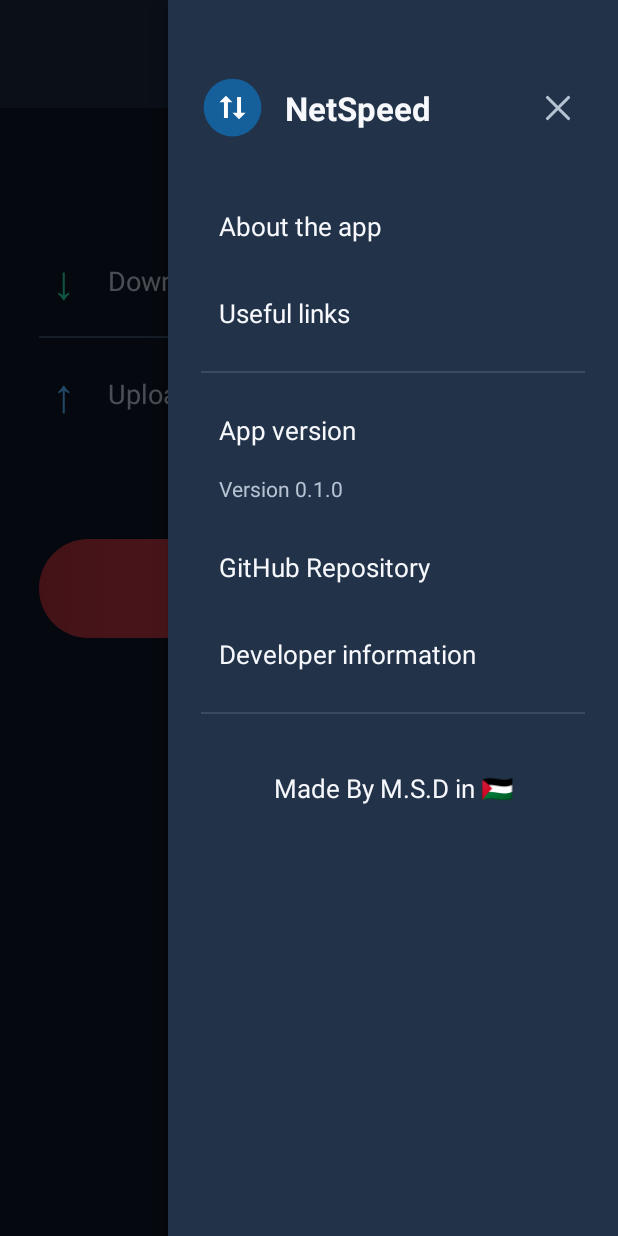
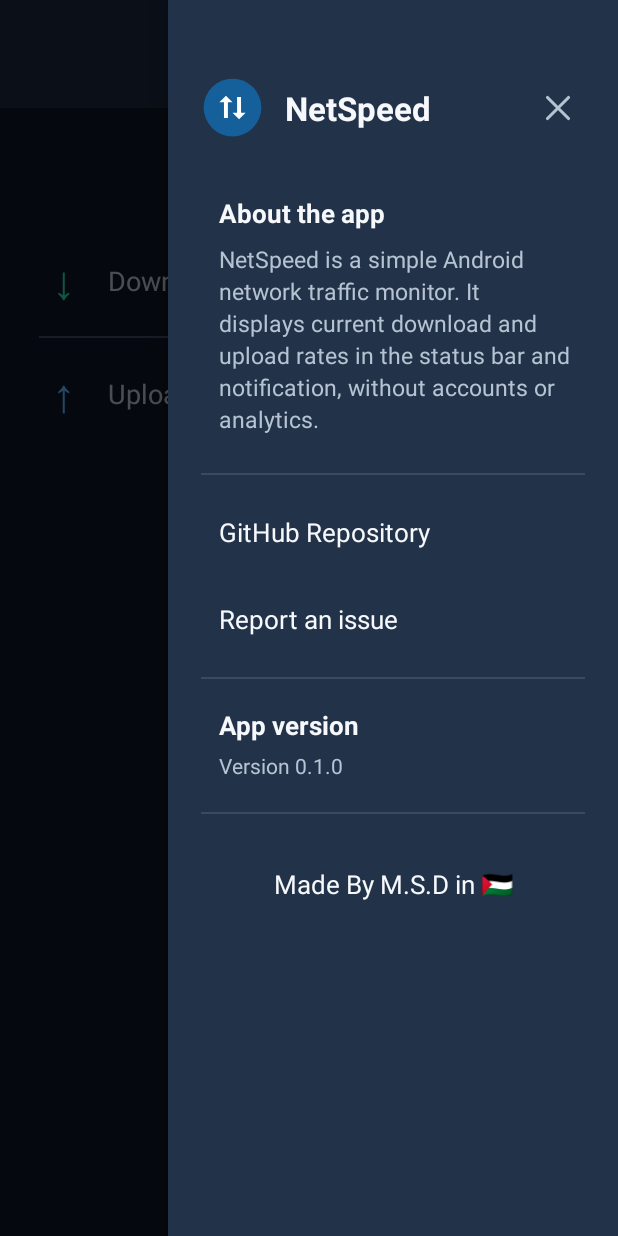
Before and after one commit to Mohammad-Dawoud/NetSpeed, an Android app: the screen it shows after launch (MainActivity), after a tap on "Open menu", on a phone screen of 412 x 824 dp. Run offline under Robolectric (Android 15) with nearby library versions, the phone set to English and light mode, and no system bars.

Commit message:
refine: circular lower power button and simplified about drawer

```diff
--- a/app/src/main/java/com/netspeed/app/MainActivity.kt
+++ b/app/src/main/java/com/netspeed/app/MainActivity.kt
@@ -12,8 +12,6 @@ import android.os.Handler
 import android.os.IBinder
 import android.os.Looper
 import android.view.View
-import android.widget.ImageView
-import android.widget.LinearLayout
 import android.widget.TextView
 
 /**
@@ -29,8 +27,7 @@ class MainActivity : Activity() {
 
     private lateinit var downloadValue: TextView
     private lateinit var uploadValue: TextView
-    private lateinit var powerButton: LinearLayout
-    private lateinit var powerLabel: TextView
+    private lateinit var powerButton: View
     private lateinit var drawerOverlay: View
 
     private val refresh = object : Runnable {
@@ -60,7 +57,6 @@ class MainActivity : Activity() {
         downloadValue = requireViewById(R.id.download_value)
         uploadValue = requireViewById(R.id.upload_value)
         powerButton = requireViewById(R.id.power_button)
-        powerLabel = requireViewById(R.id.power_label)
         drawerOverlay = requireViewById(R.id.drawer_overlay)
 
         powerButton.setOnClickListener { toggleMonitoring() }
@@ -68,37 +64,8 @@ class MainActivity : Activity() {
         requireViewById<View>(R.id.drawer_scrim).setOnClickListener { closeDrawer() }
         requireViewById<View>(R.id.drawer_close).setOnClickListener { closeDrawer() }
 
-        requireViewById<View>(R.id.nav_about).setOnClickListener {
-            showInfo(getString(R.string.about_title), getString(R.string.about_body))
-        }
-        requireViewById<View>(R.id.nav_links).setOnClickListener {
-            AlertDialog.Builder(this)
-                .setTitle(R.string.useful_links)
-                .setItems(arrayOf("GitHub repository", "Releases", "Report an issue")) { _, which ->
-                    val urls = arrayOf(
-                        REPOSITORY_URL,
-                        "$REPOSITORY_URL/releases",
-                        "$REPOSITORY_URL/issues"
-                    )
-                    openUrl(urls[which])
-                }
-                .setNegativeButton(android.R.string.cancel, null)
-                .show()
-        }
-        requireViewById<View>(R.id.nav_version).setOnClickListener {
-            showInfo(getString(R.string.version_label), getString(R.string.version_value, appVersion()))
-        }
         requireViewById<View>(R.id.nav_repository).setOnClickListener { openUrl(REPOSITORY_URL) }
-        requireViewById<View>(R.id.nav_developer).setOnClickListener {
-            AlertDialog.Builder(this)
-                .setTitle(R.string.developer_info)
-                .setMessage(R.string.developer_description)
-                .setPositiveButton(R.string.developer_profile) { _, _ ->
-                    openUrl(DEVELOPER_URL)
-                }
-                .setNegativeButton(R.string.close_menu, null)
-                .show()
-        }
+        requireViewById<View>(R.id.nav_report_issue).setOnClickListener { openUrl(ISSUES_URL) }
         requireViewById<TextView>(R.id.drawer_version).text =
             getString(R.string.version_value, appVersion())
 
@@ -129,8 +96,8 @@ class MainActivity : Activity() {
         val intent = Intent(this, SpeedService::class.java)
         if (speedService?.isMonitoring == true || requestedStart) {
             requestedStart = false
-            // Ensure a stop request reaches even an already-running foreground
-            // service. Never call startForegroundService for a STOP action.
+            // Deliver Stop to the existing service without starting another
+            // foreground-service lifecycle unnecessarily.
             startService(intent.setAction(SpeedService.ACTION_STOP))
         } else {
             requestedStart = true
@@ -143,6 +110,7 @@ class MainActivity : Activity() {
         val running = speedService?.isMonitoring == true
         if (running) requestedStart = false
         val rates = if (running) speedService?.currentRates else null
+
         downloadValue.text = rates?.let {
             NotificationSpeedFormatter.formatRate(it.downloadKbitPerSecond)
         } ?: if (running) "—" else getString(R.string.zero_speed)
@@ -154,8 +122,11 @@ class MainActivity : Activity() {
         powerButton.setBackgroundResource(
             if (showRunning) R.drawable.bg_button_active else R.drawable.bg_button_inactive
         )
-        powerLabel.setText(if (showRunning) R.string.stop_monitoring else R.string.start_monitoring)
-        powerButton.contentDescription = powerLabel.text
+        // The button is icon-only, so announce the correct action to TalkBack.
+        powerButton.contentDescription =
+            getString(if (showRunning) R.string.stop_monitoring else R.string.start_monitoring)
+        powerButton.stateDescription =
+            getString(if (showRunning) R.string.monitoring_on else R.string.monitoring_off)
     }
 
     private fun openDrawer() {
@@ -181,11 +152,10 @@ class MainActivity : Activity() {
     }
 
     private fun openUrl(url: String) {
-        val intent = Intent(Intent.ACTION_VIEW, Uri.parse(url))
         try {
-            startActivity(intent)
+            startActivity(Intent(Intent.ACTION_VIEW, Uri.parse(url)))
         } catch (_: android.content.ActivityNotFoundException) {
-            showInfo(getString(R.string.useful_links), url)
+            showInfo(getString(R.string.github_repository), url)
         }
     }
 
@@ -195,6 +165,6 @@ class MainActivity : Activity() {
 
     companion object {
         private const val REPOSITORY_URL = "https://github.com/Mohammad-Dawoud/NetSpeed"
-        private const val DEVELOPER_URL = "https://github.com/Mohammad-Dawoud"
+        private const val ISSUES_URL = "https://github.com/Mohammad-Dawoud/NetSpeed/issues"
     }
 }
--- a/app/src/main/res/drawable/bg_button_active.xml
+++ b/app/src/main/res/drawable/bg_button_active.xml
@@ -1,5 +1,5 @@
 <?xml version="1.0" encoding="utf-8"?>
-<shape xmlns:android="http://schemas.android.com/apk/res/android" android:shape="rectangle">
+<shape xmlns:android="http://schemas.android.com/apk/res/android" android:shape="oval">
     <gradient android:angle="0" android:startColor="#176B57" android:endColor="#30AB7A"/>
-    <corners android:radius="34dp"/>
+    <stroke android:width="1dp" android:color="#4ABB96"/>
 </shape>
--- a/app/src/main/res/drawable/bg_button_inactive.xml
+++ b/app/src/main/res/drawable/bg_button_inactive.xml
@@ -1,5 +1,5 @@
 <?xml version="1.0" encoding="utf-8"?>
-<shape xmlns:android="http://schemas.android.com/apk/res/android" android:shape="rectangle">
+<shape xmlns:android="http://schemas.android.com/apk/res/android" android:shape="oval">
     <gradient android:angle="0" android:startColor="#A82E3A" android:endColor="#E44F56"/>
-    <corners android:radius="34dp"/>
+    <stroke android:width="1dp" android:color="#EE6A72"/>
 </shape>
--- a/app/src/main/res/layout/activity_main.xml
+++ b/app/src/main/res/layout/activity_main.xml
@@ -23,7 +23,7 @@
                 android:text="@string/app_name"
                 android:textColor="@color/text_primary"
                 android:textSize="24sp"
-                android:textStyle="bold"/>
+                android:textStyle="bold" />
 
             <ImageButton
                 android:id="@+id/menu_button"
@@ -36,6 +36,13 @@
                 android:src="@drawable/ic_menu"
                 android:tint="@color/text_primary" />
         </FrameLayout>
+
+        <!-- Keep readings near the top, and anchor the round power control
+             near the bottom where it is easier to reach with one hand. -->
+        <FrameLayout
+            android:layout_width="match_parent"
+            android:layout_height="0dp"
+            android:layout_weight="1">
 
             <LinearLayout
                 android:layout_width="match_parent"
@@ -84,7 +91,7 @@
                 <View
                     android:layout_width="match_parent"
                     android:layout_height="1dp"
-                android:background="@color/line_divider"/>
+                    android:background="@color/line_divider" />
 
                 <LinearLayout
                     android:layout_width="match_parent"
@@ -107,7 +114,7 @@
                         android:layout_marginStart="12dp"
                         android:text="@string/upload_label"
                         android:textColor="@color/text_secondary"
-                    android:textSize="18sp"/>
+                        android:textSize="18sp" />
 
                     <TextView
                         android:id="@+id/upload_value"
@@ -121,39 +128,33 @@
                         android:gravity="end"
                         android:maxLines="1" />
                 </LinearLayout>
+            </LinearLayout>
 
-            <LinearLayout
+            <!-- One 100dp circular toggle, with a single centered power icon.
+                 Accessibility text is set dynamically in MainActivity. -->
+            <FrameLayout
                 android:id="@+id/power_button"
-                android:layout_width="match_parent"
-                android:layout_height="66dp"
-                android:layout_marginTop="60dp"
+                android:layout_width="100dp"
+                android:layout_height="100dp"
+                android:layout_gravity="bottom|center_horizontal"
+                android:layout_marginBottom="96dp"
                 android:background="@drawable/bg_button_inactive"
                 android:clickable="true"
                 android:focusable="true"
-                android:gravity="center"
-                android:orientation="horizontal">
+                android:contentDescription="@string/start_monitoring">
 
                 <ImageView
-                    android:layout_width="29dp"
-                    android:layout_height="29dp"
-                    android:layout_marginEnd="16dp"
+                    android:layout_width="44dp"
+                    android:layout_height="44dp"
+                    android:layout_gravity="center"
                     android:src="@drawable/ic_power"
                     android:contentDescription="@null"
                     android:tint="@color/text_primary" />
-
-                <TextView
-                    android:id="@+id/power_label"
-                    android:layout_width="wrap_content"
-                    android:layout_height="wrap_content"
-                    android:text="@string/start_monitoring"
-                    android:textColor="@color/text_primary"
-                    android:textSize="20sp"
-                    android:textStyle="bold"/>
-            </LinearLayout>
-        </LinearLayout>
+            </FrameLayout>
+        </FrameLayout>
     </LinearLayout>
 
-    <!-- Right-hand drawer. Invisible while monitoring screen is in use. -->
+    <!-- Right-side drawer, with About content directly in the panel. -->
     <FrameLayout
         android:id="@+id/drawer_overlay"
         android:layout_width="match_parent"
@@ -165,7 +166,7 @@
             android:layout_width="match_parent"
             android:layout_height="match_parent"
             android:background="#99000000"
-            android:contentDescription="@string/close_menu"/>
+            android:contentDescription="@string/close_menu" />
 
         <ScrollView
             android:layout_width="300dp"
@@ -186,11 +187,13 @@
                     android:layout_height="100dp"
                     android:gravity="center_vertical"
                     android:orientation="horizontal">
+
                     <ImageView
                         android:layout_width="42dp"
                         android:layout_height="42dp"
                         android:src="@drawable/ic_launcher"
-                        android:contentDescription="@null"/>
+                        android:contentDescription="@null" />
+
                     <TextView
                         android:layout_width="0dp"
                         android:layout_height="wrap_content"
@@ -199,7 +202,8 @@
                         android:text="@string/app_name"
                         android:textColor="@color/text_primary"
                         android:textSize="22sp"
-                        android:textStyle="bold"/>
+                        android:textStyle="bold" />
+
                     <ImageButton
                         android:id="@+id/drawer_close"
                         android:layout_width="36dp"
@@ -207,53 +211,76 @@
                         android:background="?android:attr/selectableItemBackgroundBorderless"
                         android:src="@drawable/ic_close"
                         android:tint="@color/text_secondary"
-                        android:contentDescription="@string/close_menu"/>
+                        android:contentDescription="@string/close_menu" />
                 </LinearLayout>
 
                 <TextView
-                    android:id="@+id/nav_about"
-                    style="@style/DrawerItem"
-                    android:text="@string/about_title"/>
-                <TextView
-                    android:id="@+id/nav_links"
-                    style="@style/DrawerItem"
-                    android:text="@string/useful_links"/>
-
-                <View style="@style/DrawerDivider"/>
+                    android:layout_width="match_parent"
+                    android:layout_height="wrap_content"
+                    android:layout_marginTop="8dp"
+                    android:paddingStart="12dp"
+                    android:paddingBottom="8dp"
+                    android:text="@string/about_title"
+                    android:textColor="@color/text_primary"
+                    android:textSize="17sp"
+                    android:textStyle="bold" />
 
                 <TextView
-                    android:id="@+id/nav_version"
+                    android:layout_width="match_parent"
+                    android:layout_height="wrap_content"
+                    android:paddingStart="12dp"
+                    android:paddingEnd="10dp"
+                    android:paddingBottom="16dp"
+                    android:lineSpacingExtra="3dp"
+                    android:text="@string/about_body"
+                    android:textColor="@color/text_secondary"
+                    android:textSize="15sp" />
+
+                <View style="@style/DrawerDivider" />
+
+                <TextView
+                    android:id="@+id/nav_repository"
                     style="@style/DrawerItem"
-                    android:text="@string/version_label"/>
+                    android:text="@string/github_repository" />
+
+                <TextView
+                    android:id="@+id/nav_report_issue"
+                    style="@style/DrawerItem"
+                    android:text="@string/report_issue" />
+
+                <View style="@style/DrawerDivider" />
+
+                <TextView
+                    android:layout_width="match_parent"
+                    android:layout_height="wrap_content"
+                    android:paddingStart="12dp"
+                    android:paddingTop="9dp"
+                    android:paddingBottom="5dp"
+                    android:text="@string/version_label"
+                    android:textColor="@color/text_primary"
+                    android:textSize="17sp"
+                    android:textStyle="bold" />
+
                 <TextView
                     android:id="@+id/drawer_version"
                     android:layout_width="match_parent"
                     android:layout_height="wrap_content"
                     android:paddingStart="12dp"
-                    android:paddingBottom="14dp"
+                    android:paddingBottom="12dp"
                     android:textColor="@color/text_secondary"
-                    android:textSize="14sp"/>
+                    android:textSize="14sp" />
 
-                <TextView
-                    android:id="@+id/nav_repository"
-                    style="@style/DrawerItem"
-                    android:text="@string/github_repository"/>
-                <TextView
-                    android:id="@+id/nav_developer"
-                    style="@style/DrawerItem"
-                    android:text="@string/developer_info"/>
-
-                <View style="@style/DrawerDivider"/>
+                <View style="@style/DrawerDivider" />
 
                 <TextView
                     android:layout_width="match_parent"
                     android:layout_height="wrap_content"
                     android:gravity="center"
-                    android:paddingTop="28dp"
+                    android:paddingTop="25dp"
                     android:paddingBottom="24dp"
                     android:text="@string/made_in_palestine"
                     android:textColor="@color/text_primary"
-                    android:textSize="17sp"/>
+                    android:textSize="17sp" />
             </LinearLayout>
         </ScrollView>
     </FrameLayout>
--- a/app/src/main/res/values/strings.xml
+++ b/app/src/main/res/values/strings.xml
@@ -13,16 +13,15 @@
     <string name="zero_speed">0 b/s</string>
     <string name="start_monitoring">Start Monitoring</string>
     <string name="stop_monitoring">Stop Monitoring</string>
+    <string name="monitoring_on">Monitoring on</string>
+    <string name="monitoring_off">Monitoring off</string>
     <string name="open_menu">Open menu</string>
     <string name="close_menu">Close menu</string>
     <string name="about_title">About the app</string>
     <string name="about_body">NetSpeed is a simple Android network traffic monitor. It displays current download and upload rates in the status bar and notification, without accounts or analytics.</string>
-    <string name="useful_links">Useful links</string>
+    <string name="report_issue">Report an issue</string>
     <string name="version_label">App version</string>
     <string name="version_value">Version %1$s</string>
     <string name="github_repository">GitHub Repository</string>
-    <string name="developer_info">Developer information</string>
-    <string name="developer_description">Developer: Mohammad S. Dawoud\nGitHub: Mohammad-Dawoud</string>
-    <string name="developer_profile">GitHub profile</string>
     <string name="made_in_palestine">Made By M.S.D in 🇵🇸</string>
 </resources>
```
Lines whose indentation alone changed are shown as unchanged.
